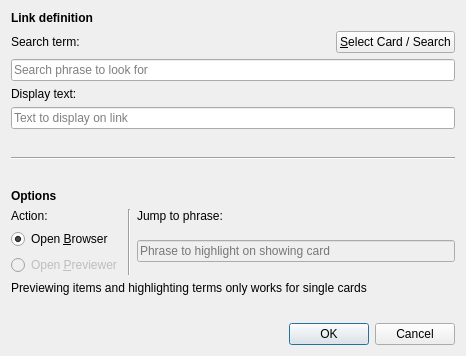
Above: designer/insertlink.ui from glutanimate/internal-references before the change. Below: the same form after it.
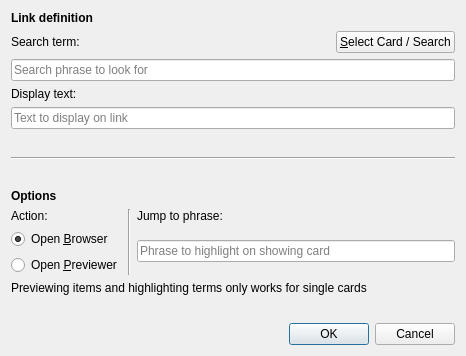
That is the form after the change.

Patch:
```diff
--- a/designer/insertlink.ui
+++ b/designer/insertlink.ui
@@ -157,7 +157,7 @@
          <item>
           <widget class="QRadioButton" name="rbPreview">
            <property name="enabled">
-            <bool>false</bool>
+            <bool>true</bool>
            </property>
            <property name="text">
             <string>Open &amp;Previewer</string>
@@ -188,7 +188,7 @@
          <item>
           <widget class="QLineEdit" name="teHighlight">
            <property name="enabled">
-            <bool>false</bool>
+            <bool>true</bool>
            </property>
            <property name="alignment">
             <set>Qt::AlignLeading|Qt::AlignLeft|Qt::AlignVCenter</set>
```
